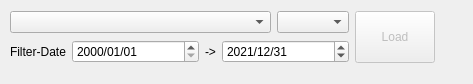
Old version of the form jaxaEarthApiDialog.ui in the repository MIERUNE/qgis-jaxa-earth-plugin.
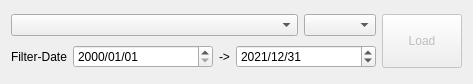
New version of the form.

Commit message: Stretch dialog

Patch:
```diff
--- a/jaxaEarthApiDialog.ui
+++ b/jaxaEarthApiDialog.ui
@@ -13,15 +13,6 @@
   <property name="windowTitle">
    <string>JAXA Earth API</string>
   </property>
-  <widget class="QWidget" name="DialogContents">
-   <property name="geometry">
-    <rect>
-     <x>10</x>
-     <y>10</y>
-     <width>425</width>
-     <height>56</height>
-    </rect>
-   </property>
    <layout class="QGridLayout" name="gridLayout">
     <item row="1" column="1">
      <widget class="QComboBox" name="datasetCombobox">
@@ -181,7 +172,6 @@
      </layout>
     </item>
    </layout>
-  </widget>
  </widget>
  <resources/>
  <connections/>
```
